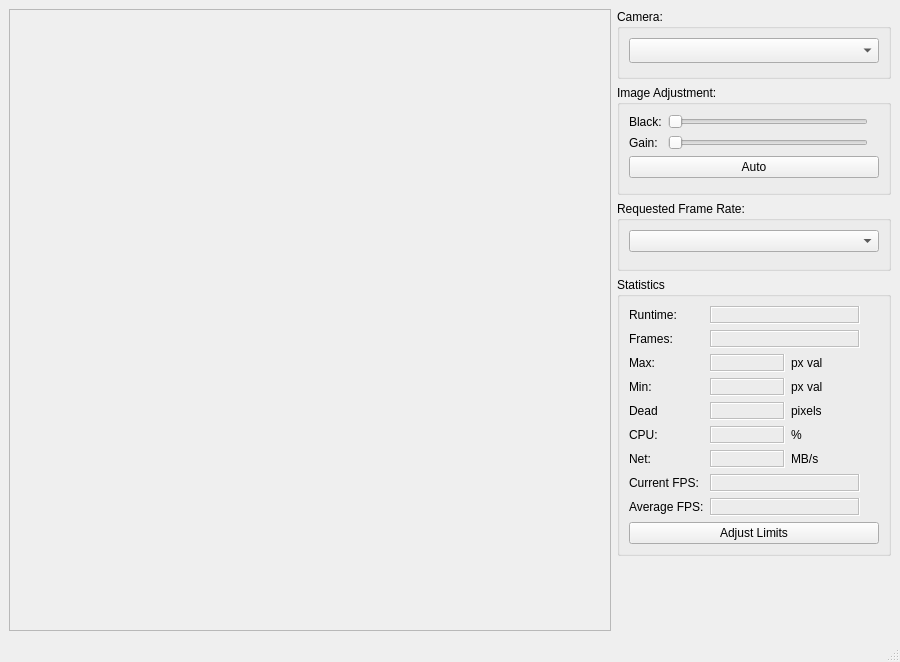
Above: c2dataviewer/ui/imagev.ui from epics-extensions/c2dataviewer before the change. Below: the same form after it.
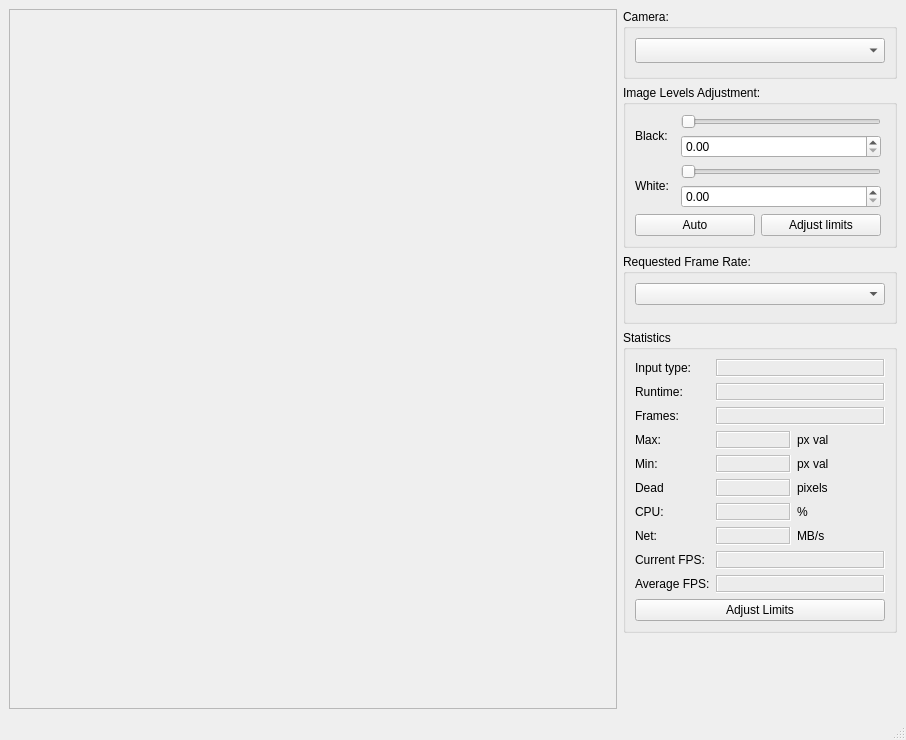
That is the form after the change. Custom widgets are drawn as their Qt base class.

Commit message: Resolve "Display freezes when switching datatype", "Type in values for min and max display intensity" and Support all image data types

```diff
--- a/c2dataviewer/ui/imagev.ui
+++ b/c2dataviewer/ui/imagev.ui
@@ -6,8 +6,8 @@
    <rect>
     <x>0</x>
     <y>0</y>
-    <width>900</width>
-    <height>662</height>
+    <width>906</width>
+    <height>740</height>
    </rect>
   </property>
   <property name="windowTitle">
@@ -75,7 +75,7 @@
          <string>Camera:</string>
         </property>
         <layout class="QFormLayout" name="formLayout_3">
-         <item row="0" column="0" colspan="2">
+         <item row="0" column="0">
           <widget class="QComboBox" name="pvPrefix">
            <property name="sizePolicy">
             <sizepolicy hsizetype="Fixed" vsizetype="Fixed">
@@ -103,17 +103,27 @@
          </size>
         </property>
         <property name="title">
-         <string>Image Adjustment:</string>
+         <string>Image Levels Adjustment:</string>
         </property>
         <layout class="QFormLayout" name="formLayout">
          <item row="0" column="0">
+          <layout class="QHBoxLayout" name="horizontalLayout_7">
+           <item>
           <widget class="QLabel" name="label_3">
+             <property name="minimumSize">
+              <size>
+               <width>40</width>
+               <height>0</height>
+              </size>
+             </property>
            <property name="text">
             <string>Black:</string>
            </property>
           </widget>
          </item>
-         <item row="0" column="1">
+           <item>
+            <layout class="QVBoxLayout" name="verticalLayout_2">
+             <item>
           <widget class="QSlider" name="imageBlackSlider">
            <property name="sizePolicy">
             <sizepolicy hsizetype="Fixed" vsizetype="Fixed">
@@ -132,15 +142,39 @@
            </property>
           </widget>
          </item>
-         <item row="2" column="0">
+             <item>
+              <widget class="QDoubleSpinBox" name="imageBlackSpinBox">
+               <property name="sizePolicy">
+                <sizepolicy hsizetype="Minimum" vsizetype="Fixed">
+                 <horstretch>0</horstretch>
+                 <verstretch>0</verstretch>
+                </sizepolicy>
+               </property>
+              </widget>
+             </item>
+            </layout>
+           </item>
+          </layout>
+         </item>
+         <item row="1" column="0">
+          <layout class="QHBoxLayout" name="horizontalLayout_8">
+           <item>
           <widget class="QLabel" name="label_4">
+             <property name="minimumSize">
+              <size>
+               <width>40</width>
+               <height>0</height>
+              </size>
+             </property>
            <property name="text">
-            <string>Gain:</string>
+              <string>White:</string>
            </property>
           </widget>
          </item>
-         <item row="2" column="1">
-          <widget class="QSlider" name="imageGainSlider">
+           <item>
+            <layout class="QVBoxLayout" name="verticalLayout_3">
+             <item>
+              <widget class="QSlider" name="imageWhiteSlider">
            <property name="sizePolicy">
             <sizepolicy hsizetype="Fixed" vsizetype="Fixed">
              <horstretch>0</horstretch>
@@ -158,7 +192,16 @@
            </property>
           </widget>
          </item>
-         <item row="4" column="0" colspan="2">
+             <item>
+              <widget class="QDoubleSpinBox" name="imageWhiteSpinBox"/>
+             </item>
+            </layout>
+           </item>
+          </layout>
+         </item>
+         <item row="2" column="0">
+          <layout class="QHBoxLayout" name="horizontalLayout_9">
+           <item>
           <widget class="QPushButton" name="imageAutoAdjust">
            <property name="sizePolicy">
             <sizepolicy hsizetype="Fixed" vsizetype="Fixed">
@@ -168,7 +211,7 @@
            </property>
            <property name="minimumSize">
             <size>
-             <width>250</width>
+               <width>120</width>
              <height>0</height>
             </size>
            </property>
@@ -177,6 +220,27 @@
            </property>
           </widget>
          </item>
+           <item>
+            <widget class="QPushButton" name="imageLimitsAdjust">
+             <property name="sizePolicy">
+              <sizepolicy hsizetype="Fixed" vsizetype="Fixed">
+               <horstretch>0</horstretch>
+               <verstretch>0</verstretch>
+              </sizepolicy>
+             </property>
+             <property name="minimumSize">
+              <size>
+               <width>120</width>
+               <height>0</height>
+              </size>
+             </property>
+             <property name="text">
+              <string>Adjust limits</string>
+             </property>
+            </widget>
+           </item>
+          </layout>
+         </item>
         </layout>
        </widget>
       </item>
@@ -223,52 +287,52 @@
          <string>Statistics</string>
         </property>
         <layout class="QFormLayout" name="formLayout_2">
-         <item row="0" column="0">
+         <item row="1" column="1">
+          <widget class="QLabel" name="lblValidInput">
+           <property name="enabled">
+            <bool>false</bool>
+           </property>
+           <property name="sizePolicy">
+            <sizepolicy hsizetype="Preferred" vsizetype="Fixed">
+             <horstretch>0</horstretch>
+             <verstretch>0</verstretch>
+            </sizepolicy>
+           </property>
+           <property name="minimumSize">
+            <size>
+             <width>150</width>
+             <height>0</height>
+            </size>
+           </property>
+           <property name="frameShape">
+            <enum>QFrame::Box</enum>
+           </property>
+           <property name="frameShadow">
+            <enum>QFrame::Sunken</enum>
+           </property>
+          </widget>
+         </item>
+         <item row="2" column="0">
           <widget class="QLabel" name="label_runtime_2">
            <property name="text">
             <string>Runtime:</string>
            </property>
           </widget>
          </item>
-         <item row="0" column="1">
-          <widget class="QLabel" name="runtime">
-           <property name="enabled">
-            <bool>false</bool>
-           </property>
-           <property name="sizePolicy">
-            <sizepolicy hsizetype="Fixed" vsizetype="Preferred">
-             <horstretch>0</horstretch>
-             <verstretch>0</verstretch>
-            </sizepolicy>
-           </property>
-           <property name="minimumSize">
-            <size>
-             <width>150</width>
-             <height>0</height>
-            </size>
-           </property>
-           <property name="frameShape">
-            <enum>QFrame::Box</enum>
-           </property>
-           <property name="frameShadow">
-            <enum>QFrame::Sunken</enum>
-           </property>
-          </widget>
-         </item>
-         <item row="1" column="0">
+         <item row="3" column="0">
           <widget class="QLabel" name="label_runtime">
            <property name="text">
             <string>Frames:</string>
            </property>
           </widget>
          </item>
-         <item row="1" column="1">
+         <item row="3" column="1">
           <widget class="QLabel" name="nFrames">
            <property name="enabled">
             <bool>false</bool>
            </property>
            <property name="sizePolicy">
-            <sizepolicy hsizetype="Fixed" vsizetype="Preferred">
+            <sizepolicy hsizetype="Preferred" vsizetype="Fixed">
              <horstretch>0</horstretch>
              <verstretch>0</verstretch>
             </sizepolicy>
@@ -287,14 +351,14 @@
            </property>
           </widget>
          </item>
-         <item row="2" column="0">
+         <item row="4" column="0">
           <widget class="QLabel" name="label_7">
            <property name="text">
             <string>Max:</string>
            </property>
           </widget>
          </item>
-         <item row="2" column="1">
+         <item row="4" column="1">
           <layout class="QHBoxLayout" name="horizontalLayout_2">
            <item>
             <widget class="QLabel" name="maxPixel">
@@ -342,14 +406,14 @@
            </item>
           </layout>
          </item>
-         <item row="3" column="0">
+         <item row="5" column="0">
           <widget class="QLabel" name="label_9">
            <property name="text">
             <string>Min:</string>
            </property>
           </widget>
          </item>
-         <item row="3" column="1">
+         <item row="5" column="1">
           <layout class="QHBoxLayout" name="horizontalLayout_3">
            <item>
             <widget class="QLabel" name="minPixel">
@@ -397,14 +461,14 @@
            </item>
           </layout>
          </item>
-         <item row="4" column="0">
+         <item row="6" column="0">
           <widget class="QLabel" name="label_11">
            <property name="text">
             <string>Dead</string>
            </property>
           </widget>
          </item>
-         <item row="4" column="1">
+         <item row="6" column="1">
           <layout class="QHBoxLayout" name="horizontalLayout_4">
            <item>
             <widget class="QLabel" name="deadPixel">
@@ -452,14 +516,14 @@
            </item>
           </layout>
          </item>
-         <item row="5" column="0">
+         <item row="7" column="0">
           <widget class="QLabel" name="label_14">
            <property name="text">
             <string>CPU:</string>
            </property>
           </widget>
          </item>
-         <item row="5" column="1">
+         <item row="7" column="1">
           <layout class="QHBoxLayout" name="horizontalLayout_5">
            <item>
             <widget class="QLabel" name="cpuUsage">
@@ -507,14 +571,14 @@
            </item>
           </layout>
          </item>
-         <item row="6" column="0">
+         <item row="8" column="0">
           <widget class="QLabel" name="label_15">
            <property name="text">
             <string>Net:</string>
            </property>
           </widget>
          </item>
-         <item row="6" column="1">
+         <item row="8" column="1">
           <layout class="QHBoxLayout" name="horizontalLayout_6">
            <item>
             <widget class="QLabel" name="netLoad">
@@ -562,20 +626,20 @@
            </item>
           </layout>
          </item>
-         <item row="7" column="0">
+         <item row="9" column="0">
           <widget class="QLabel" name="label_17">
            <property name="text">
             <string>Current FPS:</string>
            </property>
           </widget>
          </item>
-         <item row="7" column="1">
+         <item row="9" column="1">
           <widget class="QLabel" name="frameRate">
            <property name="enabled">
             <bool>false</bool>
            </property>
            <property name="sizePolicy">
-            <sizepolicy hsizetype="Fixed" vsizetype="Preferred">
+            <sizepolicy hsizetype="Preferred" vsizetype="Fixed">
              <horstretch>0</horstretch>
              <verstretch>0</verstretch>
             </sizepolicy>
@@ -594,20 +658,20 @@
            </property>
           </widget>
          </item>
-         <item row="8" column="0">
+         <item row="10" column="0">
           <widget class="QLabel" name="label_18">
            <property name="text">
             <string>Average FPS:</string>
            </property>
           </widget>
          </item>
-         <item row="8" column="1">
+         <item row="10" column="1">
           <widget class="QLabel" name="averageFrameRate">
            <property name="enabled">
             <bool>false</bool>
            </property>
            <property name="sizePolicy">
-            <sizepolicy hsizetype="Fixed" vsizetype="Preferred">
+            <sizepolicy hsizetype="Preferred" vsizetype="Fixed">
              <horstretch>0</horstretch>
              <verstretch>0</verstretch>
             </sizepolicy>
@@ -626,7 +690,7 @@
            </property>
           </widget>
          </item>
-         <item row="9" column="0" colspan="2">
+         <item row="11" column="0" colspan="2">
           <widget class="QPushButton" name="adjustLimits">
            <property name="sizePolicy">
             <sizepolicy hsizetype="Fixed" vsizetype="Fixed">
@@ -645,6 +709,38 @@
            </property>
           </widget>
          </item>
+         <item row="1" column="0">
+          <widget class="QLabel" name="label">
+           <property name="text">
+            <string>Input type:</string>
+           </property>
+          </widget>
+         </item>
+         <item row="2" column="1">
+          <widget class="QLabel" name="runtime">
+           <property name="enabled">
+            <bool>false</bool>
+           </property>
+           <property name="sizePolicy">
+            <sizepolicy hsizetype="Preferred" vsizetype="Fixed">
+             <horstretch>0</horstretch>
+             <verstretch>0</verstretch>
+            </sizepolicy>
+           </property>
+           <property name="minimumSize">
+            <size>
+             <width>150</width>
+             <height>0</height>
+            </size>
+           </property>
+           <property name="frameShape">
+            <enum>QFrame::Box</enum>
+           </property>
+           <property name="frameShadow">
+            <enum>QFrame::Sunken</enum>
+           </property>
+          </widget>
+         </item>
         </layout>
        </widget>
       </item>
```
Left out of the diff: 2 changed lines with no effect on the pictures. Lines whose indentation alone changed are shown as unchanged. The commit also changes 9 other files.
